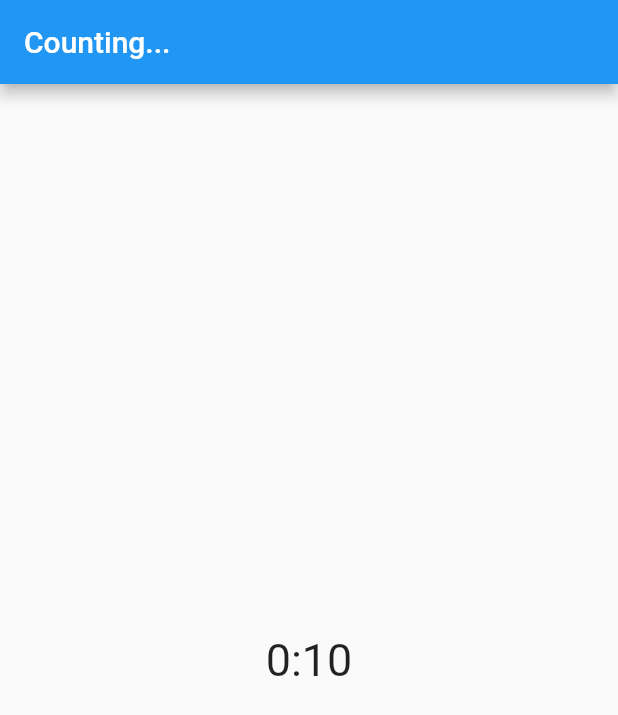
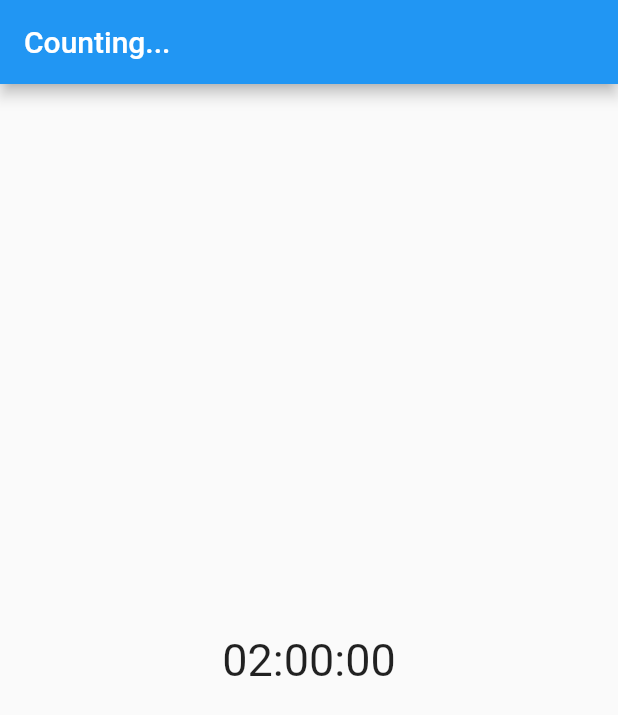
Before and after one commit to Leocardoso94/flutter-countdown, a Flutter app: the first screen one second after launch, on a phone screen of 412 x 824 dp. Shown: the top 715 px of the screen. Run offline on Flutter 3.47's test engine with Material 2 defaults, Android fonts, the phone set to English and light mode, and no system bars.

Commit message:
adding formatter

```diff
--- a/example/lib/main.dart
+++ b/example/lib/main.dart
@@ -1,3 +1,4 @@
+import 'package:flutter/cupertino.dart';
 import 'package:flutter/material.dart';
 import 'package:countdown_flutter/countdown_flutter.dart';
 
@@ -18,25 +19,26 @@ class _MyAppState extends State<MyApp> {
   @override
   Widget build(BuildContext context) {
     return MaterialApp(
+      debugShowCheckedModeBanner: false,
       home: Scaffold(
         appBar: AppBar(
           title: Text(_done ? 'Finished!' : 'Counting...'),
         ),
-        body: Center(
-          child: Countdown(
-            duration: Duration(seconds: 10),
-            onFinish: () {
-              setState(() {
-                _done = true;
-              });
-            },
-            builder: (BuildContext ctx, Duration remaining) => Text(
-                  '${remaining.inMinutes}:${remaining.inSeconds}',
-                  style: TextStyle(
-                    fontSize: 30,
-                  ),
-                ),
-          ),
+        body: Column(
+          mainAxisAlignment: MainAxisAlignment.spaceAround,
+          children: <Widget>[
+            Center(
+              child: CountdownFormatted(
+                duration: Duration(hours: 2),
+                builder: (BuildContext ctx, String remaining) {
+                  return Text(
+                    remaining,
+                    style: TextStyle(fontSize: 30),
+                  ); // 01:00:00
+                },
+              ),
+            ),
+          ],
         ),
       ),
     );
--- a/lib/countdown_flutter.dart
+++ b/lib/countdown_flutter.dart
@@ -1,5 +1,6 @@
 import 'dart:async';
 
+import 'package:countdown_flutter/utils.dart';
 import 'package:flutter/material.dart';
 
 class Countdown extends StatefulWidget {
@@ -56,3 +57,37 @@ class _CountdownState extends State<Countdown> {
     return widget.builder(context, _duration);
   }
 }
+
+class CountdownFormatted extends StatelessWidget {
+  const CountdownFormatted({
+    Key key,
+    @required this.duration,
+    @required this.builder,
+    this.onFinish,
+    this.interval = const Duration(seconds: 1),
+  }) : super(key: key);
+
+  final Duration duration;
+  final Duration interval;
+  final void Function() onFinish;
+  final Widget Function(BuildContext context, String remaining) builder;
+
+  Function(Duration) _formatter() {
+    if (duration.inHours >= 1) return formatByHours;
+    if (duration.inMinutes >= 1) return formatByMinutes;
+
+    return formatBySeconds;
+  }
+
+  @override
+  Widget build(BuildContext context) {
+    return Countdown(
+      interval: interval,
+      onFinish: onFinish,
+      duration: duration,
+      builder: (BuildContext ctx, Duration remaining) {
+        return builder(ctx, _formatter()(remaining));
+      },
+    );
+  }
+}
--- /dev/null
+++ b/lib/utils.dart
@@ -0,0 +1,16 @@
+String twoDigits(int n) {
+  if (n >= 10) return '$n';
+  return '0$n';
+}
+
+String formatBySeconds(Duration duration) =>
+    twoDigits(duration.inSeconds.remainder(60));
+
+String formatByMinutes(Duration duration) {
+  String twoDigitMinutes = twoDigits(duration.inMinutes.remainder(60));
+  return '$twoDigitMinutes:${formatBySeconds(duration)}';
+}
+
+String formatByHours(Duration duration) {
+  return '${twoDigits(duration.inHours)}:${formatByMinutes(duration)}';
+}
```
Also changed, not shown: images/countdown.gif (added), 3 other files.
